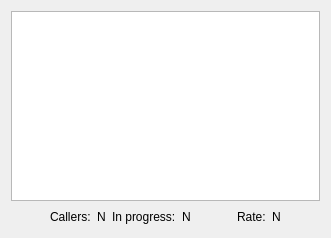
saitohirga/WSJT-X, file widgets/FoxLogWindow.ui: the form before one commit.
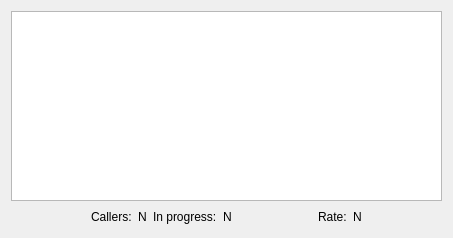
The form after the commit.

```diff
--- a/widgets/FoxLogWindow.ui
+++ b/widgets/FoxLogWindow.ui
@@ -6,7 +6,7 @@
    <rect>
     <x>0</x>
     <y>0</y>
-    <width>331</width>
+    <width>453</width>
     <height>238</height>
    </rect>
   </property>
@@ -16,11 +16,8 @@
   <layout class="QVBoxLayout" name="verticalLayout">
    <item>
     <widget class="QTableView" name="log_table_view">
-     <property name="alternatingRowColors">
-      <bool>true</bool>
-     </property>
-     <property name="selectionMode">
-      <enum>QAbstractItemView::SingleSelection</enum>
+     <property name="contextMenuPolicy">
+      <enum>Qt::ActionsContextMenu</enum>
      </property>
      <attribute name="horizontalHeaderStretchLastSection">
       <bool>true</bool>
```
Left out of the diff: 3 changed lines with no effect on the pictures.
